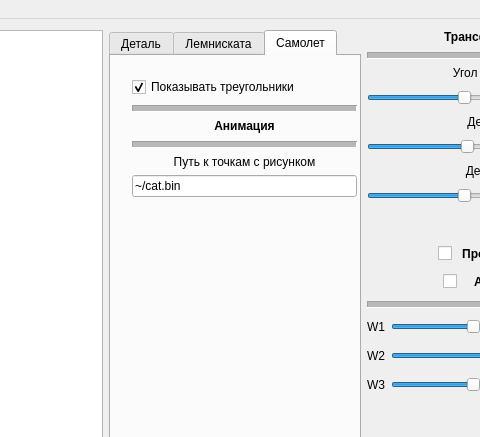
This is MainWindow/mainwindow.ui in Childcity/QtGraphicsExample as Qt 5 draws it before an edit; both pictures show x 621 to 1101 and y 0 to 437 of the 1250 by 740 pixel window. The edited form follows.
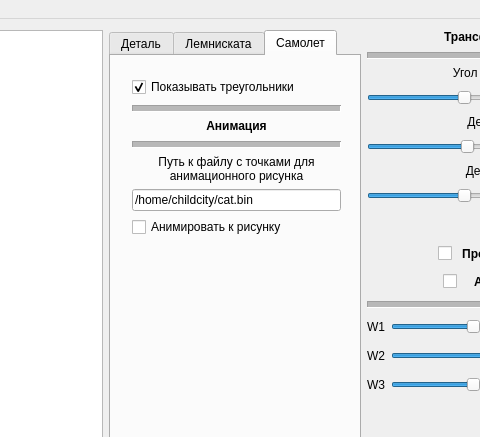
This is the edited form. Icons and pictures are not drawn. Custom widgets are drawn as their Qt base class.

What changed in the file:
```diff
--- a/MainWindow/mainwindow.ui
+++ b/MainWindow/mainwindow.ui
@@ -786,7 +786,7 @@
            <rect>
             <x>10</x>
             <y>10</y>
-            <width>247</width>
+            <width>231</width>
             <height>311</height>
            </rect>
           </property>
@@ -858,26 +858,38 @@
            <item>
             <widget class="QLabel" name="label_33">
              <property name="text">
-              <string>Путь к точкам с рисунком</string>
+              <string>Путь к файлу с точками для анимационного рисунка</string>
              </property>
              <property name="alignment">
               <set>Qt::AlignCenter</set>
              </property>
+             <property name="wordWrap">
+              <bool>true</bool>
+             </property>
             </widget>
            </item>
            <item>
             <widget class="QLineEdit" name="lineEdit">
              <property name="text">
-              <string>~/cat.bin</string>
+              <string>/home/childcity/cat.bin</string>
              </property>
             </widget>
            </item>
            <item>
-            <layout class="QHBoxLayout" name="horizontalLayout_13">
-             <property name="bottomMargin">
-              <number>20</number>
+            <widget class="QCheckBox" name="checkBox_6">
+             <property name="sizePolicy">
+              <sizepolicy hsizetype="Maximum" vsizetype="Minimum">
+               <horstretch>0</horstretch>
+               <verstretch>0</verstretch>
+              </sizepolicy>
              </property>
-            </layout>
+             <property name="text">
+              <string>Анимировать к рисунку</string>
+             </property>
+             <property name="checked">
+              <bool>false</bool>
+             </property>
+            </widget>
            </item>
            <item>
             <spacer name="verticalSpacer_4">
```
Left out of the diff: 2 changed lines with no effect on the pictures.
